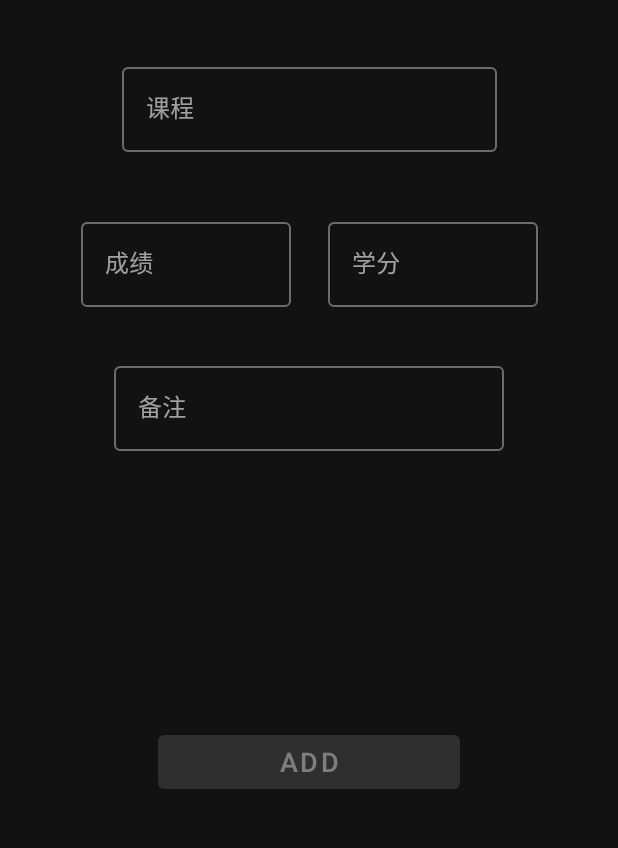
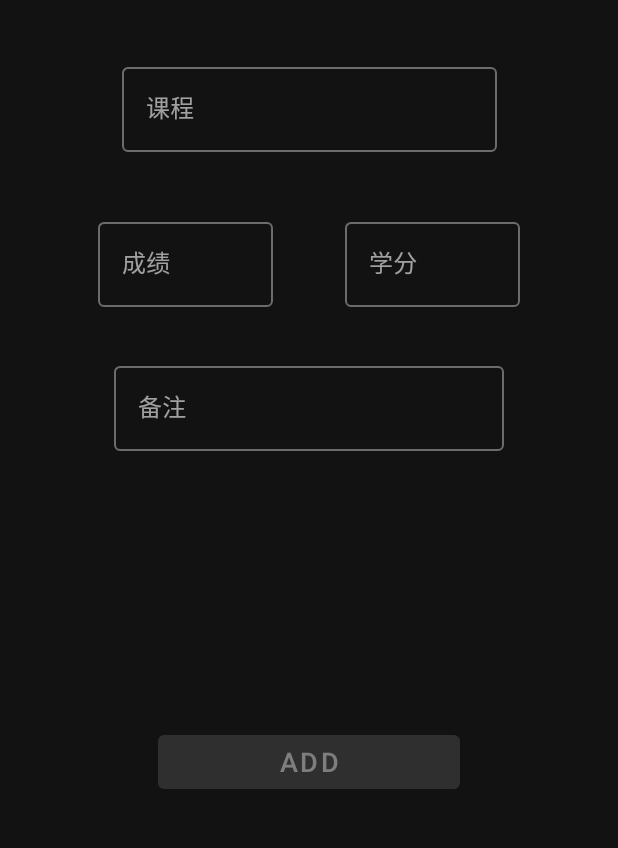
Before and after one commit to nooneelsewould/ScoreAverage, an Android app: the AddFragment screen opened through its navigation route, on a phone screen of 412 x 824 dp, the part 64-912 px from its top. Run offline under Robolectric (Android 15) with nearby library versions, the phone set to English and light mode, and no system bars; our stand-ins replace Room's generated code.

```diff
--- a/app/src/main/java/com/example/scoreaverage/ScoreFragment.kt
+++ b/app/src/main/java/com/example/scoreaverage/ScoreFragment.kt
@@ -58,6 +58,7 @@ class ScoreFragment : Fragment() {
         scoreViewModel = ViewModelProvider(this)[ScoreViewModel::class.java]
 
         scoreAverage.text = "查看"
+        creditSumText.text = ""
 
         scoreAverage.setOnClickListener(View.OnClickListener {
             var scoreMultiplyCredit = 0.0
@@ -68,6 +69,7 @@ class ScoreFragment : Fragment() {
             }
             scoreAverageResult = scoreMultiplyCredit / creditSum
             scoreAverage.text = scoreAverageResult.toString()
+            creditSumText.text = creditSum.toString()
         })
 
         myAdapter = context?.let { MyAdapter(it) }!!
@@ -81,7 +83,10 @@ class ScoreFragment : Fragment() {
                 }
                 scoreAverageResult = scoreMultiplyCredit / creditSum
                 scoreAverage.text = scoreAverageResult.toString()
+                creditSumText.text = creditSum.toString()
                 scoreAverage.text = "查看"
+                creditSumText.text = "查看"
+
             }
         })
 
--- a/app/src/main/res/layout/fragment_add.xml
+++ b/app/src/main/res/layout/fragment_add.xml
@@ -37,8 +37,10 @@
     <com.google.android.material.textfield.TextInputLayout
         android:id="@+id/score"
         style="@style/Widget.MaterialComponents.TextInputLayout.OutlinedBox"
-        android:layout_width="140dp"
+        android:layout_width="0dp"
         android:layout_height="wrap_content"
+        android:layout_marginStart="24dp"
+        android:layout_marginEnd="24dp"
         android:hint="@string/成绩"
         android:lines="1"
         app:layout_constraintBottom_toTopOf="@+id/guideline"
@@ -51,15 +53,17 @@
             android:id="@+id/scoreEdit"
             android:layout_width="match_parent"
             android:layout_height="match_parent"
-            android:inputType="number"
+            android:inputType="numberDecimal"
             android:lines="1" />
     </com.google.android.material.textfield.TextInputLayout>
 
     <com.google.android.material.textfield.TextInputLayout
         android:id="@+id/credit"
         style="@style/Widget.MaterialComponents.TextInputLayout.OutlinedBox"
-        android:layout_width="140dp"
+        android:layout_width="0dp"
         android:layout_height="wrap_content"
+        android:layout_marginStart="24dp"
+        android:layout_marginEnd="24dp"
         android:hint="@string/学分"
         android:lines="1"
         app:layout_constraintBottom_toTopOf="@+id/guideline"
@@ -72,7 +76,7 @@
             android:id="@+id/creditEdit"
             android:layout_width="match_parent"
             android:layout_height="match_parent"
-            android:inputType="number"
+            android:inputType="numberDecimal"
             android:lines="1" />
     </com.google.android.material.textfield.TextInputLayout>
 
```
Also changed, not shown: app/src/main/res/layout/fragment_score.xml (+17 -0 lines), 2 other files.
